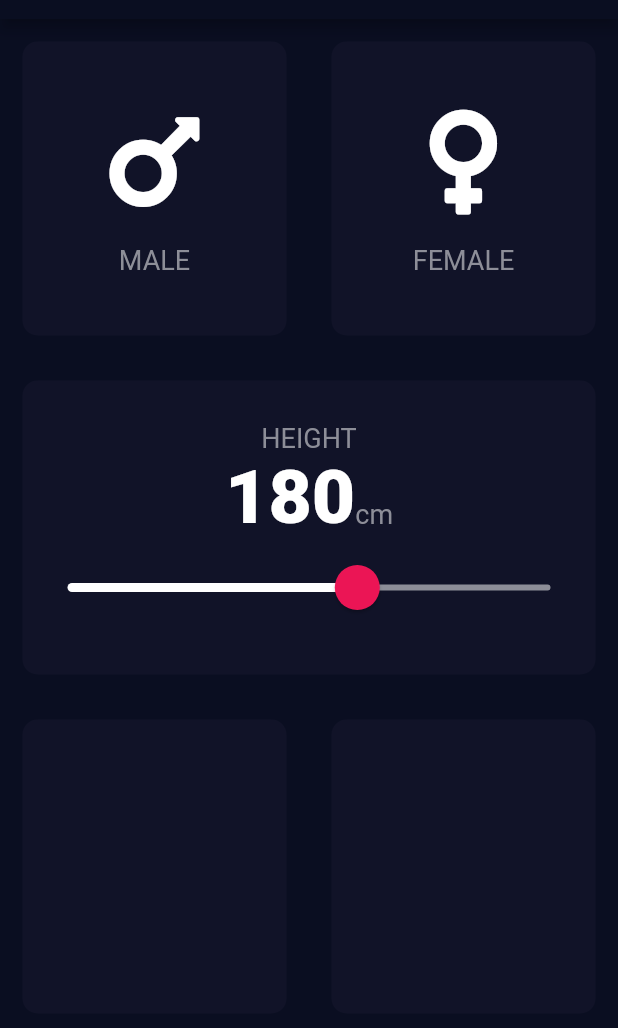
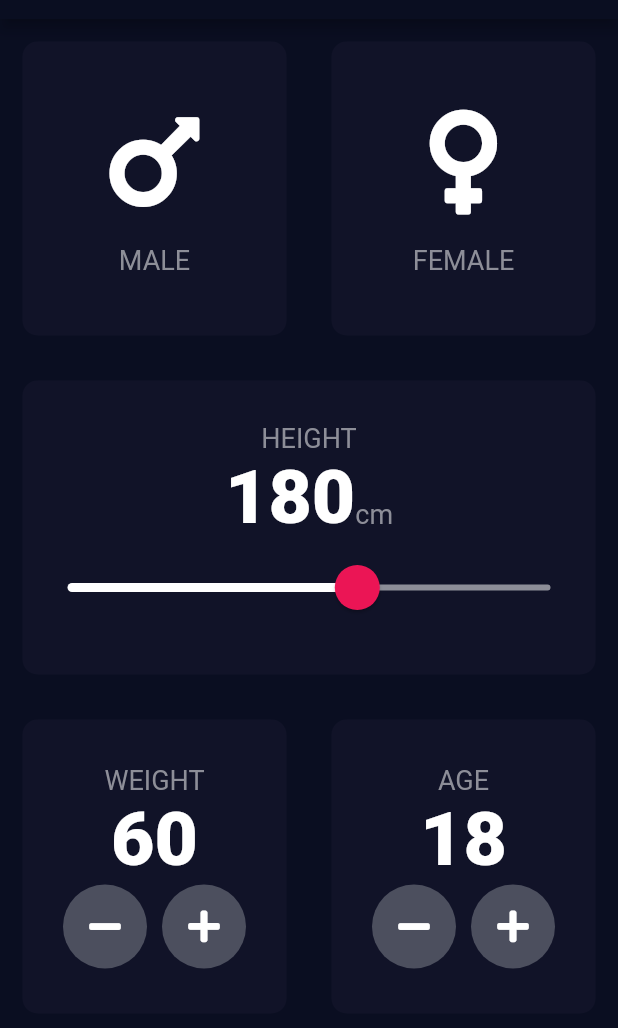
Before and after one commit to timoknapp/flutter-bootcamp, a Flutter app: the screen it shows after launch, on a phone screen of 412 x 824 dp, the part 65-1093 px from its top. Run offline on Flutter 3.47's test engine with Material 2 defaults, Android fonts, the light colour scheme and no system bars; our stand-ins replace audioplayers, font_awesome_flutter, rflutter_alert.

Commit message:
[UPDATE] finalized age and weight widget

```diff
--- /dev/null
+++ b/chapter_8/bmi-calculator-flutter/lib/components/round_icon_button.dart
@@ -0,0 +1,22 @@
+import 'package:flutter/material.dart';
+
+class RoundIconButton extends StatelessWidget {
+  RoundIconButton({@required this.icon, @required this.onPress});
+
+  final IconData icon;
+  final Function onPress;
+  @override
+  Widget build(BuildContext context) {
+    return RawMaterialButton(
+      child: Icon(icon),
+      onPressed: onPress,
+      elevation: 0.0,
+      constraints: BoxConstraints.tightFor(
+        width: 56.0,
+        height: 56.0,
+      ),
+      shape: CircleBorder(),
+      fillColor: Color(0xFF4C4F5E),
+    );
+  }
+}
--- a/chapter_8/bmi-calculator-flutter/lib/input_page.dart
+++ b/chapter_8/bmi-calculator-flutter/lib/input_page.dart
@@ -1,6 +1,7 @@
 import 'package:flutter/material.dart';
 import 'components/reusable_card.dart';
 import 'components/icon_content.dart';
+import 'components/round_icon_button.dart';
 import 'package:font_awesome_flutter/font_awesome_flutter.dart';
 import 'constants.dart';
 
@@ -17,6 +18,8 @@ class InputPage extends StatefulWidget {
 class _InputPageState extends State<InputPage> {
   Gender selectedGender;
   int height = 180;
+  int weight = 60;
+  int age = 18;
 
   @override
   Widget build(BuildContext context) {
@@ -122,10 +125,88 @@ class _InputPageState extends State<InputPage> {
             child: Row(
               children: <Widget>[
                 Expanded(
-                  child: ReusableCard(color: kInactiveCardColor),
+                  child: ReusableCard(
+                    color: kInactiveCardColor,
+                    cardChild: Column(
+                      mainAxisAlignment: MainAxisAlignment.center,
+                      children: <Widget>[
+                        Text(
+                          'WEIGHT',
+                          style: kLabelTextStyle,
+                        ),
+                        Text(
+                          weight.toString(),
+                          style: kNumberTextStyle,
+                        ),
+                        Row(
+                          mainAxisAlignment: MainAxisAlignment.center,
+                          children: <Widget>[
+                            RoundIconButton(
+                              icon: FontAwesomeIcons.minus,
+                              onPress: () {
+                                setState(() {
+                                  if (weight > 0) weight--;
+                                });
+                              },
+                            ),
+                            SizedBox(
+                              width: 10.0,
+                            ),
+                            RoundIconButton(
+                              icon: FontAwesomeIcons.plus,
+                              onPress: () {
+                                setState(() {
+                                  weight++;
+                                });
+                              },
+                            ),
+                          ],
+                        ),
+                      ],
+                    ),
+                  ),
                 ),
                 Expanded(
-                  child: ReusableCard(color: kInactiveCardColor),
+                  child: ReusableCard(
+                    color: kInactiveCardColor,
+                    cardChild: Column(
+                      mainAxisAlignment: MainAxisAlignment.center,
+                      children: <Widget>[
+                        Text(
+                          'AGE',
+                          style: kLabelTextStyle,
+                        ),
+                        Text(
+                          age.toString(),
+                          style: kNumberTextStyle,
+                        ),
+                        Row(
+                          mainAxisAlignment: MainAxisAlignment.center,
+                          children: <Widget>[
+                            RoundIconButton(
+                              icon: FontAwesomeIcons.minus,
+                              onPress: () {
+                                setState(() {
+                                  if (age > 0) age--;
+                                });
+                              },
+                            ),
+                            SizedBox(
+                              width: 10.0,
+                            ),
+                            RoundIconButton(
+                              icon: FontAwesomeIcons.plus,
+                              onPress: () {
+                                setState(() {
+                                  age++;
+                                });
+                              },
+                            ),
+                          ],
+                        ),
+                      ],
+                    ),
+                  ),
                 ),
               ],
             ),
```
